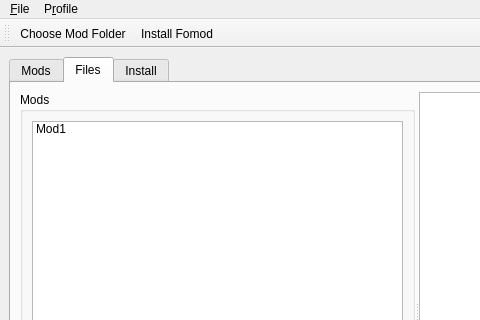
Kf4btg/SkyModMan, file skymodman/qt_interface/qt_manager.ui: the form before one commit; both pictures show x 0 to 480 and y 0 to 320 of the 800 by 600 pixel window.
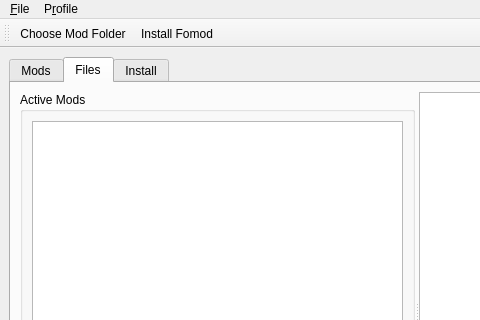
The form after the commit. The open tabs and pages were chosen to show the change. Icons and pictures are not drawn.

Commit message: file-tree list now populated from db

```diff
--- a/skymodman/qt_interface/qt_manager.ui
+++ b/skymodman/qt_interface/qt_manager.ui
@@ -243,16 +243,17 @@
           </property>
           <widget class="QGroupBox" name="filetree_listbox">
            <property name="title">
-            <string>Mods</string>
+            <string>Active Mods</string>
            </property>
            <layout class="QGridLayout" name="gridLayout_4">
             <item row="0" column="0">
-             <widget class="QListWidget" name="filetree_modlist">
-              <item>
-               <property name="text">
-                <string>Mod1</string>
-               </property>
-              </item>
+             <widget class="QListView" name="filetree_modlist">
+              <property name="sizePolicy">
+               <sizepolicy hsizetype="Minimum" vsizetype="Expanding">
+                <horstretch>0</horstretch>
+                <verstretch>0</verstretch>
+               </sizepolicy>
+              </property>
              </widget>
             </item>
            </layout>
```
Left out of the diff: 2 changed lines with no effect on the pictures. The commit also changes 4 other files.
